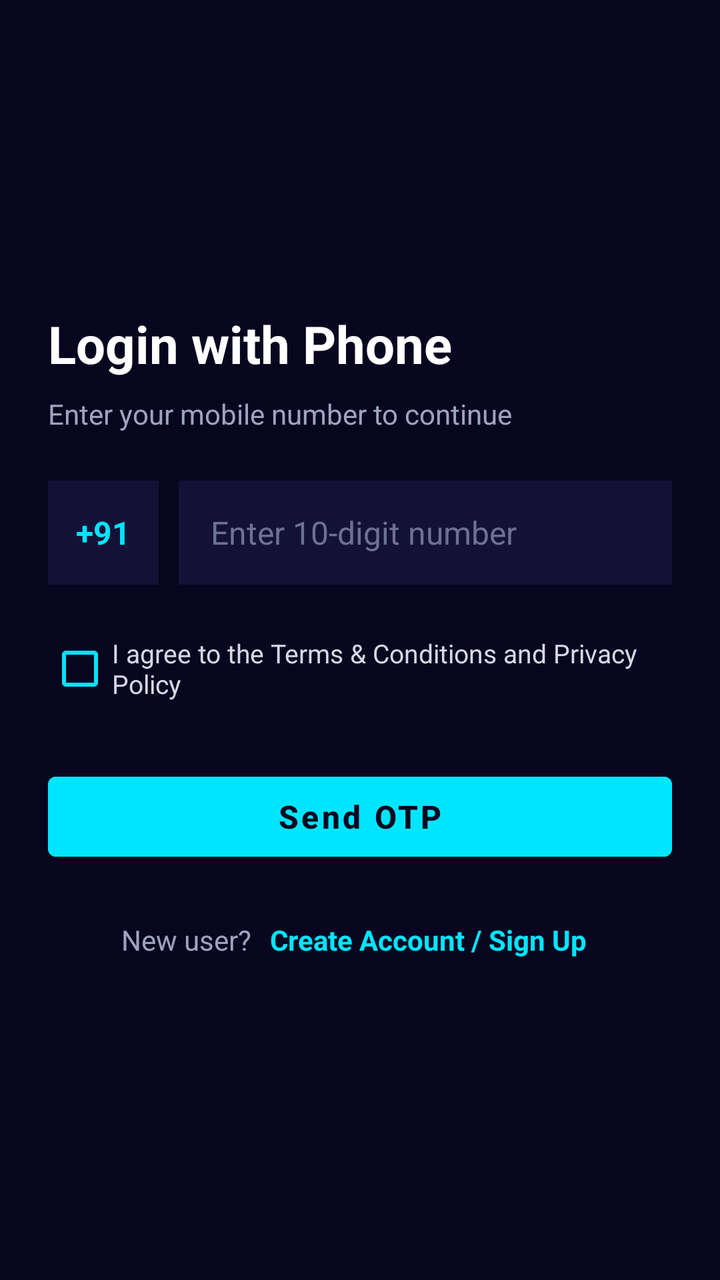
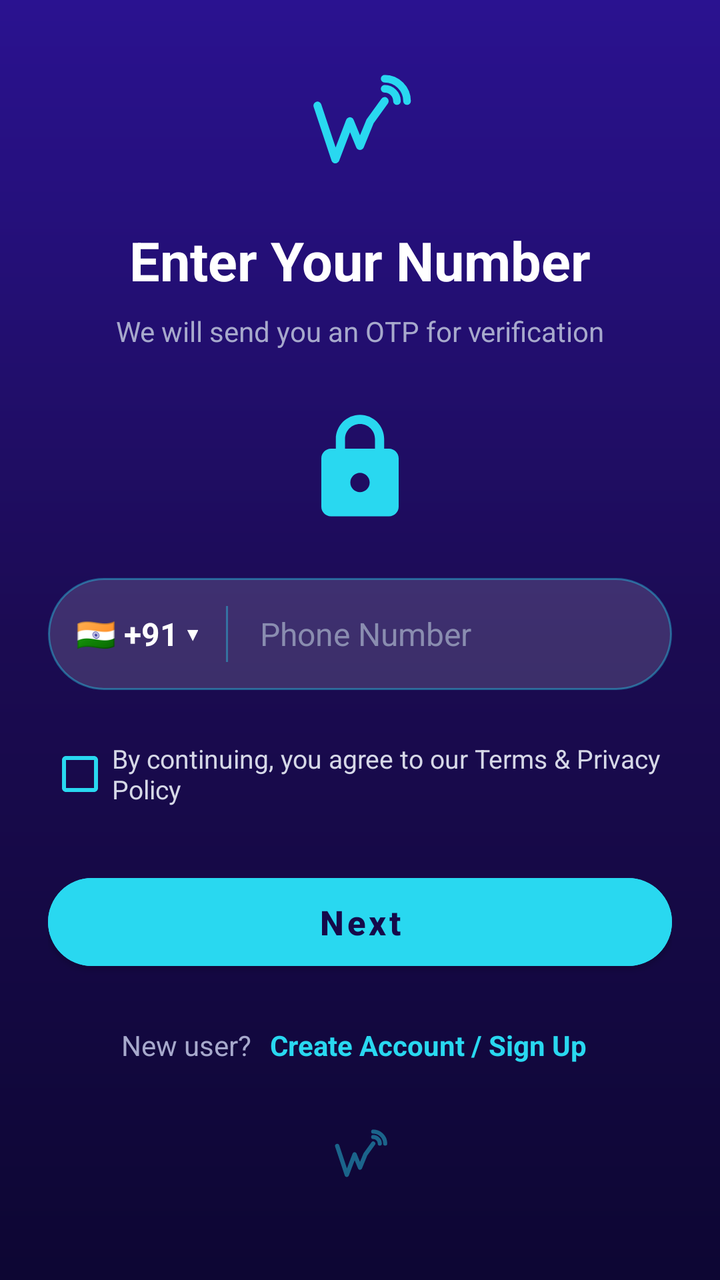

Before-and-after screenshots of an Android layout around one commit, followed by the original layout XML and the change that was made.
<!-- AndroidManifest.xml: application theme Theme.WPRD -->
<!-- res/layout/activity_phone_auth.xml -->
<?xml version="1.0" encoding="utf-8"?>
<ScrollView xmlns:android="http://schemas.android.com/apk/res/android"
    android:layout_width="match_parent"
    android:layout_height="match_parent"
    android:background="#08061F"
    android:fillViewport="true"
    android:fitsSystemWindows="true">

    <LinearLayout
        android:layout_width="match_parent"
        android:layout_height="wrap_content"
        android:orientation="vertical"
        android:padding="24dp"
        android:gravity="center_vertical">

        <TextView
            android:id="@+id/tvAuthTitle"
            android:layout_width="match_parent"
            android:layout_height="wrap_content"
            android:text="Login with Phone"
            android:textColor="#FFFFFF"
            android:textSize="26sp"
            android:textStyle="bold"
            android:layout_marginBottom="8dp" />

        <TextView
            android:id="@+id/tvAuthSubtitle"
            android:layout_width="match_parent"
            android:layout_height="wrap_content"
            android:text="Enter your mobile number to continue"
            android:textColor="#A0A3BD"
            android:textSize="14sp"
            android:layout_marginBottom="24dp" />

        <LinearLayout
            android:layout_width="match_parent"
            android:layout_height="wrap_content"
            android:orientation="horizontal"
            android:gravity="center_vertical"
            android:layout_marginBottom="18dp">

            <TextView
                android:id="@+id/tvCountryCode"
                android:layout_width="wrap_content"
                android:layout_height="52dp"
                android:gravity="center"
                android:paddingHorizontal="14dp"
                android:text="+91"
                android:textColor="#00E5FF"
                android:textSize="16sp"
                android:textStyle="bold"
                android:background="#141136"
                android:layout_marginEnd="10dp" />

            <EditText
                android:id="@+id/etPhoneNumber"
                android:layout_width="0dp"
                android:layout_height="52dp"
                android:layout_weight="1"
                android:autofillHints="phone"
                android:background="#141136"
                android:hint="Enter 10-digit number"
                android:inputType="phone"
                android:maxLength="15"
                android:paddingHorizontal="16dp"
                android:textColor="#FFFFFF"
                android:textColorHint="#6E7191"
                android:textSize="16sp" />
        </LinearLayout>

        <CheckBox
            android:id="@+id/cbTermsConditions"
            android:layout_width="match_parent"
            android:layout_height="wrap_content"
            android:buttonTint="#00E5FF"
            android:text="I agree to the Terms &amp; Conditions and Privacy Policy"
            android:textColor="#D6D8E7"
            android:textSize="13sp"
            android:layout_marginBottom="24dp" />

        <Button
            android:id="@+id/btnNextAuth"
            android:layout_width="match_parent"
            android:layout_height="52dp"
            android:backgroundTint="#00E5FF"
            android:text="Send OTP"
            android:textAllCaps="false"
            android:textColor="#08061F"
            android:textSize="16sp"
            android:textStyle="bold"
            android:layout_marginBottom="20dp" />

        <LinearLayout
            android:id="@+id/layoutOtpSection"
            android:layout_width="match_parent"
            android:layout_height="wrap_content"
            android:orientation="vertical"
            android:visibility="gone"
            android:layout_marginBottom="20dp">

            <TextView
                android:id="@+id/tvOtpInfo"
                android:layout_width="match_parent"
                android:layout_height="wrap_content"
                android:text="Enter the 6-digit OTP sent to your number"
                android:textColor="#A0A3BD"
                android:textSize="14sp"
                android:layout_marginBottom="12dp" />

            <EditText
                android:id="@+id/etOtpCode"
                android:layout_width="match_parent"
                android:layout_height="52dp"
                android:background="#141136"
                android:hint="6-digit OTP"
                android:inputType="number"
                android:maxLength="6"
                android:paddingHorizontal="16dp"
                android:textColor="#FFFFFF"
                android:textColorHint="#6E7191"
                android:textSize="18sp"
                android:layout_marginBottom="14dp" />

            <Button
                android:id="@+id/btnVerifyOtp"
                android:layout_width="match_parent"
                android:layout_height="52dp"
                android:backgroundTint="#00E5FF"
                android:text="Verify &amp; Continue"
                android:textAllCaps="false"
                android:textColor="#08061F"
                android:textSize="16sp"
                android:textStyle="bold"
                android:layout_marginBottom="10dp" />

            <TextView
                android:id="@+id/tvResendOtp"
                android:layout_width="wrap_content"
                android:layout_height="wrap_content"
                android:padding="6dp"
                android:text="Resend OTP"
                android:textColor="#00E5FF"
                android:textSize="14sp" />
        </LinearLayout>

        <LinearLayout
            android:layout_width="match_parent"
            android:layout_height="wrap_content"
            android:orientation="horizontal"
            android:gravity="center">

            <TextView
                android:layout_width="wrap_content"
                android:layout_height="wrap_content"
                android:text="New user? "
                android:textColor="#A0A3BD"
                android:textSize="14sp" />

            <TextView
                android:id="@+id/tvGoToSignUp"
                android:layout_width="wrap_content"
                android:layout_height="wrap_content"
                android:padding="6dp"
                android:text="Create Account / Sign Up"
                android:textColor="#00E5FF"
                android:textSize="14sp"
                android:textStyle="bold" />
        </LinearLayout>

    </LinearLayout>
</ScrollView>
<!-- resources referenced by this layout -->
<resources>
  <style name="Theme.WPRD" parent="Theme.MaterialComponents.DayNight.NoActionBar">
          <item name="colorPrimary">@color/cyan_neon</item>
          <item name="colorPrimaryVariant">@color/navy_primary</item>
          <item name="colorOnPrimary">@color/navy_dark</item>
          <item name="android:statusBarColor">@color/navy_dark</item>
          <item name="android:navigationBarColor">@color/navy_dark</item>
          <item name="android:windowBackground">@color/navy_dark</item>
      </style>
  <color name="cyan_neon">#00E5FF</color>
  <color name="navy_primary">#0F0C38</color>
  <color name="navy_dark">#08061F</color>
</resources>

<!-- the commit's change to res/layout/activity_phone_auth.xml (unified diff, before → after) -->
@@ -1,8 +1,9 @@
 <?xml version="1.0" encoding="utf-8"?>
 <ScrollView xmlns:android="http://schemas.android.com/apk/res/android"
+    xmlns:app="http://schemas.android.com/apk/res-auto"
     android:layout_width="match_parent"
     android:layout_height="match_parent"
-    android:background="#08061F"
+    android:background="@drawable/bg_dark_gradient"
     android:fillViewport="true"
     android:fitsSystemWindows="true">
 
@@ -11,60 +12,81 @@
         android:layout_height="wrap_content"
         android:orientation="vertical"
         android:padding="24dp"
-        android:gravity="center_vertical">
+        android:gravity="center_horizontal">
+
+        <ImageView
+            android:layout_width="56dp"
+            android:layout_height="56dp"
+            android:layout_marginTop="12dp"
+            android:src="@drawable/ic_wprd_logo"
+            android:contentDescription="WPRD logo" />
 
         <TextView
             android:id="@+id/tvAuthTitle"
             android:layout_width="match_parent"
             android:layout_height="wrap_content"
-            android:text="Login with Phone"
+            android:layout_marginTop="20dp"
+            android:gravity="center"
+            android:text="Enter Your Number"
             android:textColor="#FFFFFF"
-            android:textSize="26sp"
-            android:textStyle="bold"
-            android:layout_marginBottom="8dp" />
+            android:textSize="27sp"
+            android:textStyle="bold" />
 
         <TextView
             android:id="@+id/tvAuthSubtitle"
             android:layout_width="match_parent"
             android:layout_height="wrap_content"
-            android:text="Enter your mobile number to continue"
-            android:textColor="#A0A3BD"
-            android:textSize="14sp"
-            android:layout_marginBottom="24dp" />
-
+            android:layout_marginTop="8dp"
+            android:gravity="center"
+            android:text="We will send you an OTP for verification"
+            android:textColor="#A7A9CC"
+            android:textSize="14sp" />
+
+        <ImageView
+            android:layout_width="58dp"
+            android:layout_height="58dp"
+            android:layout_marginTop="30dp"
+            android:layout_marginBottom="26dp"
+            android:src="@drawable/ic_lock"
+            android:contentDescription="Secure login" />
+
+        
         <LinearLayout
             android:layout_width="match_parent"
-            android:layout_height="wrap_content"
-            android:orientation="horizontal"
+            android:layout_height="56dp"
+            android:background="@drawable/bg_input_field"
             android:gravity="center_vertical"
-            android:layout_marginBottom="18dp">
+            android:orientation="horizontal">
 
             <TextView
                 android:id="@+id/tvCountryCode"
                 android:layout_width="wrap_content"
-                android:layout_height="52dp"
+                android:layout_height="match_parent"
                 android:gravity="center"
                 android:paddingHorizontal="14dp"
-                android:text="+91"
-                android:textColor="#00E5FF"
+                android:text="🇮🇳 +91 ▾"
+                android:textColor="#FFFFFF"
                 android:textSize="16sp"
-                android:textStyle="bold"
-                android:background="#141136"
-                android:layout_marginEnd="10dp" />
+                android:textStyle="bold" />
+
+            <View
+                android:layout_width="1dp"
+                android:layout_height="28dp"
+                android:background="#6629D8F0" />
 
             <EditText
                 android:id="@+id/etPhoneNumber"
                 android:layout_width="0dp"
-                android:layout_height="52dp"
+                android:layout_height="match_parent"
                 android:layout_weight="1"
                 android:autofillHints="phone"
-                android:background="#141136"
-                android:hint="Enter 10-digit number"
+                android:background="@null"
+                android:hint="Phone Number"
                 android:inputType="phone"
                 android:maxLength="15"
                 android:paddingHorizontal="16dp"
                 android:textColor="#FFFFFF"
-                android:textColorHint="#6E7191"
+                android:textColorHint="#8A8DB0"
                 android:textSize="16sp" />
         </LinearLayout>
 
@@ -72,88 +94,94 @@
             android:id="@+id/cbTermsConditions"
             android:layout_width="match_parent"
             android:layout_height="wrap_content"
-            android:buttonTint="#00E5FF"
-            android:text="I agree to the Terms &amp; Conditions and Privacy Policy"
+            android:layout_marginTop="18dp"
+            android:buttonTint="#29D8F0"
+            android:text="By continuing, you agree to our Terms &amp; Privacy Policy"
             android:textColor="#D6D8E7"
-            android:textSize="13sp"
-            android:layout_marginBottom="24dp" />
+            android:textSize="13sp" />
 
         <Button
             android:id="@+id/btnNextAuth"
             android:layout_width="match_parent"
-            android:layout_height="52dp"
-            android:backgroundTint="#00E5FF"
-            android:text="Send OTP"
+            android:layout_height="56dp"
+            android:layout_marginTop="22dp"
+            android:backgroundTint="#29D8F0"
+            android:text="Next"
             android:textAllCaps="false"
-            android:textColor="#08061F"
-            android:textSize="16sp"
+            android:textColor="#150A4A"
+            android:textSize="17sp"
             android:textStyle="bold"
-            android:layout_marginBottom="20dp" />
+            app:cornerRadius="28dp" />
 
         <LinearLayout
             android:id="@+id/layoutOtpSection"
             android:layout_width="match_parent"
             android:layout_height="wrap_content"
+            android:layout_marginTop="22dp"
             android:orientation="vertical"
-            android:visibility="gone"
-            android:layout_marginBottom="20dp">
+            android:visibility="gone">
 
             <TextView
                 android:id="@+id/tvOtpInfo"
                 android:layout_width="match_parent"
                 android:layout_height="wrap_content"
+                android:gravity="center"
                 android:text="Enter the 6-digit OTP sent to your number"
-                android:textColor="#A0A3BD"
+                android:textColor="#A7A9CC"
                 android:textSize="14sp"
                 android:layout_marginBottom="12dp" />
 
             <EditText
                 android:id="@+id/etOtpCode"
                 android:layout_width="match_parent"
-                android:layout_height="52dp"
-                android:background="#141136"
+                android:layout_height="56dp"
+                android:background="@drawable/bg_input_field"
+                android:gravity="center"
                 android:hint="6-digit OTP"
                 android:inputType="number"
                 android:maxLength="6"
                 android:paddingHorizontal="16dp"
                 android:textColor="#FFFFFF"
-                android:textColorHint="#6E7191"
+                android:textColorHint="#8A8DB0"
                 android:textSize="18sp"
                 android:layout_marginBottom="14dp" />
 
             <Button
                 android:id="@+id/btnVerifyOtp"
                 android:layout_width="match_parent"
-                android:layout_height="52dp"
-                android:backgroundTint="#00E5FF"
+                android:layout_height="56dp"
+                android:backgroundTint="#29D8F0"
                 android:text="Verify &amp; Continue"
                 android:textAllCaps="false"
-                android:textColor="#08061F"
+                android:textColor="#150A4A"
                 android:textSize="16sp"
                 android:textStyle="bold"
+                app:cornerRadius="28dp"
                 android:layout_marginBottom="10dp" />
 
             <TextView
                 android:id="@+id/tvResendOtp"
                 android:layout_width="wrap_content"
                 android:layout_height="wrap_content"
+                android:layout_gravity="center"
                 android:padding="6dp"
                 android:text="Resend OTP"
-                android:textColor="#00E5FF"
+                android:textColor="#29D8F0"
                 android:textSize="14sp" />
         </LinearLayout>
 
         <LinearLayout
             android:layout_width="match_parent"
             android:layout_height="wrap_content"
-            android:orientation="horizontal"
-            android:gravity="center">
+            android:layout_marginTop="18dp"
+            android:gravity="center"
+            android:orientation="horizontal">
 
             <TextView
                 android:layout_width="wrap_content"
                 android:layout_height="wrap_content"
                 android:text="New user? "
-                android:textColor="#A0A3BD"
+                android:textColor="#A7A9CC"
                 android:textSize="14sp" />
 
             <TextView
@@ -162,10 +190,18 @@
                 android:layout_height="wrap_content"
                 android:padding="6dp"
                 android:text="Create Account / Sign Up"
-                android:textColor="#00E5FF"
+                android:textColor="#29D8F0"
                 android:textSize="14sp"
                 android:textStyle="bold" />
         </LinearLayout>
 
+        <ImageView
+            android:layout_width="30dp"
+            android:layout_height="30dp"
+            android:layout_marginTop="26dp"
+            android:alpha="0.45"
+            android:src="@drawable/ic_wprd_logo"
+            android:contentDescription="WPRD" />
+
     </LinearLayout>
 </ScrollView>
<!-- resource entries referenced after the edit -->
@@ -1,5 +1,39 @@
 <!-- resources referenced by this layout -->
 <resources>
+  <!-- drawable bg_dark_gradient (drawable) -->
+  <?xml version="1.0" encoding="utf-8"?>
+  <shape xmlns:android="http://schemas.android.com/apk/res/android">
+      <gradient android:angle="270" android:startColor="#2A1290" android:centerColor="#1B0B52" android:endColor="#0D0633" android:type="linear" />
+  </shape>
+  <!-- drawable bg_input_field (drawable) -->
+  <?xml version="1.0" encoding="utf-8"?>
+  <shape xmlns:android="http://schemas.android.com/apk/res/android">
+      <solid android:color="#26FFFFFF" />
+      <stroke android:width="1dp" android:color="#6629D8F0" />
+      <corners android:radius="28dp" />
+  </shape>
+  <!-- drawable ic_lock (drawable) -->
+  <?xml version="1.0" encoding="utf-8"?>
+  <vector xmlns:android="http://schemas.android.com/apk/res/android"
+      android:width="24dp" android:height="24dp"
+      android:viewportWidth="24" android:viewportHeight="24">
+      <path android:fillColor="#29D8F0" android:pathData="M18,8H17V6C17,3.24 14.76,1 12,1C9.24,1 7,3.24 7,6V8H6C4.9,8 4,8.9 4,10V20C4,21.1 4.9,22 6,22H18C19.1,22 20,21.1 20,20V10C20,8.9 19.1,8 18,8ZM12,17C10.9,17 10,16.1 10,15C10,13.9 10.9,13 12,13C13.1,13 14,13.9 14,15C14,16.1 13.1,17 12,17ZM15.1,8H8.9V6C8.9,4.29 10.29,2.9 12,2.9C13.71,2.9 15.1,4.29 15.1,6V8Z"/>
+  </vector>
+  <!-- drawable ic_wprd_logo (drawable) -->
+  <?xml version="1.0" encoding="utf-8"?>
+  <vector xmlns:android="http://schemas.android.com/apk/res/android"
+      android:width="50dp" android:height="50dp"
+      android:viewportWidth="50" android:viewportHeight="50">
+      <path android:fillColor="#00000000" android:strokeColor="#29D8F0" android:strokeWidth="3.6"
+          android:strokeLineCap="round" android:strokeLineJoin="round"
+          android:pathData="M6,15 L14,39 L20.5,22 L25,33 L29.5,22 L36,13"/>
+      <path android:fillColor="#00000000" android:strokeColor="#29D8F0" android:strokeWidth="3.4"
+          android:strokeLineCap="round"
+          android:pathData="M36,7.5 A5.5,5.5 0 0 1 41.5,13"/>
+      <path android:fillColor="#00000000" android:strokeColor="#29D8F0" android:strokeWidth="3.4"
+          android:strokeLineCap="round"
+          android:pathData="M36,3 A10,10 0 0 1 46,13"/>
+  </vector>
   <style name="Theme.WPRD" parent="Theme.MaterialComponents.DayNight.NoActionBar">
           <item name="colorPrimary">@color/cyan_neon</item>
           <item name="colorPrimaryVariant">@color/navy_primary</item>
@@ -8,8 +42,8 @@
           <item name="android:navigationBarColor">@color/navy_dark</item>
           <item name="android:windowBackground">@color/navy_dark</item>
       </style>
-  <color name="cyan_neon">#00E5FF</color>
-  <color name="navy_primary">#0F0C38</color>
-  <color name="navy_dark">#08061F</color>
+  <color name="cyan_neon">#29D8F0</color>
+  <color name="navy_primary">#1B0B52</color>
+  <color name="navy_dark">#0D0633</color>
 </resources>
 
